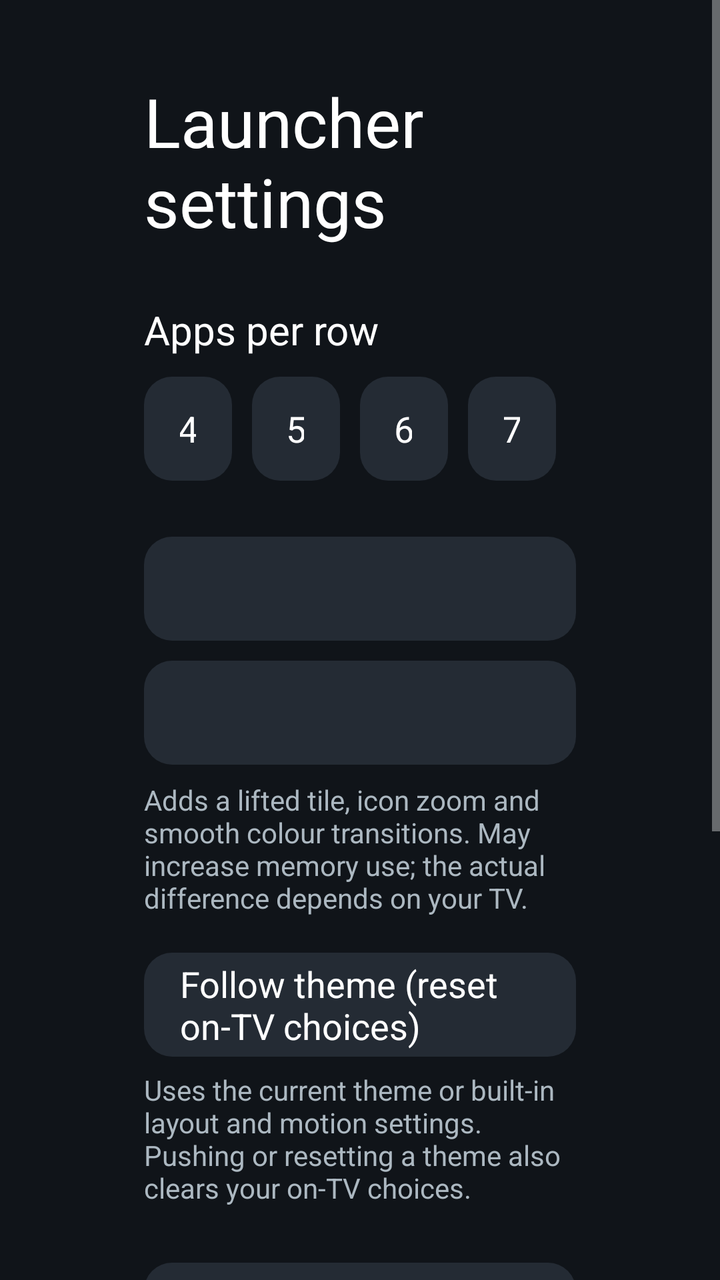
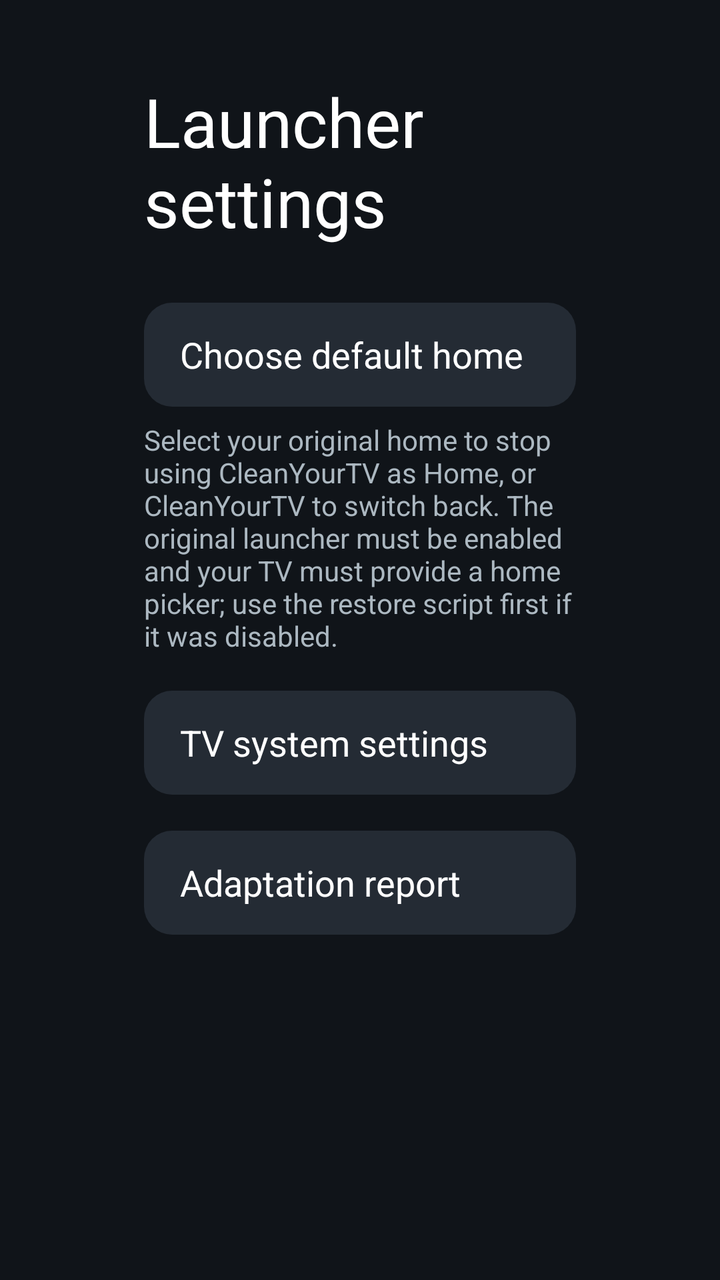

Screens rendered from an Android XML layout before and after an edit, with the pre-edit source and the edit as a unified diff.
<!-- AndroidManifest.xml: application theme Theme.TvHome -->
<!-- res/layout/activity_launcher_settings.xml -->
<?xml version="1.0" encoding="utf-8"?>
<ScrollView xmlns:android="http://schemas.android.com/apk/res/android"
    android:layout_width="match_parent"
    android:layout_height="match_parent"
    android:background="#FF101419"
    android:fillViewport="true">

    <LinearLayout
        android:layout_width="match_parent"
        android:layout_height="wrap_content"
        android:orientation="vertical"
        android:paddingStart="72dp"
        android:paddingEnd="72dp"
        android:paddingTop="38dp"
        android:paddingBottom="38dp">

        <TextView
            android:layout_width="match_parent"
            android:layout_height="wrap_content"
            android:text="@string/launcher_settings"
            android:textColor="#FFFFFFFF"
            android:textSize="34sp" />

        <TextView
            android:layout_width="match_parent"
            android:layout_height="wrap_content"
            android:layout_marginTop="28dp"
            android:text="@string/columns_label"
            android:textColor="#FFFFFFFF"
            android:textSize="20sp" />

        <LinearLayout
            android:layout_width="match_parent"
            android:layout_height="wrap_content"
            android:layout_marginTop="10dp"
            android:orientation="horizontal">

            <TextView android:id="@+id/columns4" style="@style/SettingsColumnChoice" android:text="4" />
            <TextView android:id="@+id/columns5" style="@style/SettingsColumnChoice" android:text="5" />
            <TextView android:id="@+id/columns6" style="@style/SettingsColumnChoice" android:text="6" />
            <TextView android:id="@+id/columns7" style="@style/SettingsColumnChoice" android:text="7" />
        </LinearLayout>

        <TextView
            android:id="@+id/animationsChoice"
            style="@style/SettingsRow"
            android:layout_marginTop="28dp" />

        <TextView
            android:id="@+id/advancedChoice"
            style="@style/SettingsRow"
            android:layout_marginTop="10dp" />

        <TextView
            android:layout_width="match_parent"
            android:layout_height="wrap_content"
            android:layout_marginTop="8dp"
            android:text="@string/advanced_effects_warning"
            android:textColor="#FFACB8C1"
            android:textSize="14sp" />

        <TextView
            android:id="@+id/followThemeChoice"
            style="@style/SettingsRow"
            android:layout_marginTop="18dp"
            android:text="@string/follow_theme" />

        <TextView
            android:layout_width="match_parent"
            android:layout_height="wrap_content"
            android:layout_marginTop="7dp"
            android:text="@string/follow_theme_hint"
            android:textColor="#FFACB8C1"
            android:textSize="14sp" />

        <TextView
            android:id="@+id/defaultHomeChoice"
            style="@style/SettingsRow"
            android:layout_marginTop="28dp"
            android:text="@string/home_settings" />

        <TextView
            android:layout_width="match_parent"
            android:layout_height="wrap_content"
            android:layout_marginTop="7dp"
            android:text="@string/home_settings_help"
            android:textColor="#FFACB8C1"
            android:textSize="14sp" />

        <TextView
            android:id="@+id/tvSettingsChoice"
            style="@style/SettingsRow"
            android:layout_marginTop="18dp"
            android:text="@string/tv_settings" />

        
        <TextView
            android:id="@+id/reportChoice"
            style="@style/SettingsRow"
            android:layout_marginTop="18dp"
            android:text="@string/report_row" />
    </LinearLayout>
</ScrollView>
<!-- resources referenced by this layout -->
<resources>
  <string name="advanced_effects_warning">Adds a lifted tile, icon zoom and smooth colour transitions. May increase memory use; the actual difference depends on your TV.</string>
  <string name="columns_label">Apps per row</string>
  <string name="follow_theme">Follow theme (reset on-TV choices)</string>
  <string name="follow_theme_hint">Uses the current theme or built-in layout and motion settings. Pushing or resetting a theme also clears your on-TV choices.</string>
  <string name="home_settings">Choose default home</string>
  <string name="home_settings_help">Select your original home to stop using CleanYourTV as Home, or CleanYourTV to switch back. The original launcher must be enabled and your TV must provide a home picker; use the restore script first if it was disabled.</string>
  <string name="launcher_settings">Launcher settings</string>
  <string name="report_row">Adaptation report</string>
  <string name="tv_settings">TV system settings</string>
  <style name="SettingsColumnChoice" parent="SettingsRow">
          <item name="android:layout_width">0dp</item>
          <item name="android:layout_weight">1</item>
          <item name="android:layout_marginEnd">10dp</item>
          <item name="android:gravity">center</item>
      </style>
  <style name="SettingsRow">
          <item name="android:layout_width">match_parent</item>
          <item name="android:layout_height">52dp</item>
          <item name="android:gravity">center_vertical</item>
          <item name="android:paddingStart">18dp</item>
          <item name="android:paddingEnd">18dp</item>
          <item name="android:background">@drawable/settings_choice_bg</item>
          <item name="android:textColor">#FFFFFFFF</item>
          <item name="android:textSize">18sp</item>
          <item name="android:focusable">true</item>
          <item name="android:clickable">true</item>
      </style>
  <style name="Theme.TvHome" parent="android:Theme.Material.NoActionBar.Fullscreen">
          <item name="android:windowBackground">@android:color/black</item>
          <item name="android:colorBackground">@android:color/black</item>
          <item name="android:windowAnimationStyle">@null</item>
      </style>
  <!-- drawable settings_choice_bg (drawable) -->
  <?xml version="1.0" encoding="utf-8"?>
  <selector xmlns:android="http://schemas.android.com/apk/res/android">
      <item android:state_focused="true">
          <shape android:shape="rectangle">
              <solid android:color="#5574A987" />
              <corners android:radius="14dp" />
              <stroke android:width="2dp" android:color="#FFB9E7C7" />
          </shape>
      </item>
      <item android:state_selected="true">
          <shape android:shape="rectangle">
              <solid android:color="#334DAE6D" />
              <corners android:radius="14dp" />
              <stroke android:width="1dp" android:color="#FF4DAE6D" />
          </shape>
      </item>
      <item>
          <shape android:shape="rectangle">
              <solid android:color="#FF242B34" />
              <corners android:radius="14dp" />
          </shape>
      </item>
  </selector>
</resources>

<!-- the commit's change to res/layout/activity_launcher_settings.xml (unified diff, before → after) -->
@@ -21,57 +21,7 @@
             android:textColor="#FFFFFFFF"
             android:textSize="34sp" />
 
-        <TextView
-            android:layout_width="match_parent"
-            android:layout_height="wrap_content"
-            android:layout_marginTop="28dp"
-            android:text="@string/columns_label"
-            android:textColor="#FFFFFFFF"
-            android:textSize="20sp" />
-
-        <LinearLayout
-            android:layout_width="match_parent"
-            android:layout_height="wrap_content"
-            android:layout_marginTop="10dp"
-            android:orientation="horizontal">
-
-            <TextView android:id="@+id/columns4" style="@style/SettingsColumnChoice" android:text="4" />
-            <TextView android:id="@+id/columns5" style="@style/SettingsColumnChoice" android:text="5" />
-            <TextView android:id="@+id/columns6" style="@style/SettingsColumnChoice" android:text="6" />
-            <TextView android:id="@+id/columns7" style="@style/SettingsColumnChoice" android:text="7" />
-        </LinearLayout>
-
-        <TextView
-            android:id="@+id/animationsChoice"
-            style="@style/SettingsRow"
-            android:layout_marginTop="28dp" />
-
-        <TextView
-            android:id="@+id/advancedChoice"
-            style="@style/SettingsRow"
-            android:layout_marginTop="10dp" />
-
-        <TextView
-            android:layout_width="match_parent"
-            android:layout_height="wrap_content"
-            android:layout_marginTop="8dp"
-            android:text="@string/advanced_effects_warning"
-            android:textColor="#FFACB8C1"
-            android:textSize="14sp" />
-
-        <TextView
-            android:id="@+id/followThemeChoice"
-            style="@style/SettingsRow"
-            android:layout_marginTop="18dp"
-            android:text="@string/follow_theme" />
-
-        <TextView
-            android:layout_width="match_parent"
-            android:layout_height="wrap_content"
-            android:layout_marginTop="7dp"
-            android:text="@string/follow_theme_hint"
-            android:textColor="#FFACB8C1"
-            android:textSize="14sp" />
+        
 
         <TextView
             android:id="@+id/defaultHomeChoice"
<!-- resource entries referenced after the edit -->
@@ -1,20 +1,10 @@
 <!-- resources referenced by this layout -->
 <resources>
-  <string name="advanced_effects_warning">Adds a lifted tile, icon zoom and smooth colour transitions. May increase memory use; the actual difference depends on your TV.</string>
-  <string name="columns_label">Apps per row</string>
-  <string name="follow_theme">Follow theme (reset on-TV choices)</string>
-  <string name="follow_theme_hint">Uses the current theme or built-in layout and motion settings. Pushing or resetting a theme also clears your on-TV choices.</string>
   <string name="home_settings">Choose default home</string>
   <string name="home_settings_help">Select your original home to stop using CleanYourTV as Home, or CleanYourTV to switch back. The original launcher must be enabled and your TV must provide a home picker; use the restore script first if it was disabled.</string>
   <string name="launcher_settings">Launcher settings</string>
   <string name="report_row">Adaptation report</string>
   <string name="tv_settings">TV system settings</string>
-  <style name="SettingsColumnChoice" parent="SettingsRow">
-          <item name="android:layout_width">0dp</item>
-          <item name="android:layout_weight">1</item>
-          <item name="android:layout_marginEnd">10dp</item>
-          <item name="android:gravity">center</item>
-      </style>
   <style name="SettingsRow">
           <item name="android:layout_width">match_parent</item>
           <item name="android:layout_height">52dp</item>
